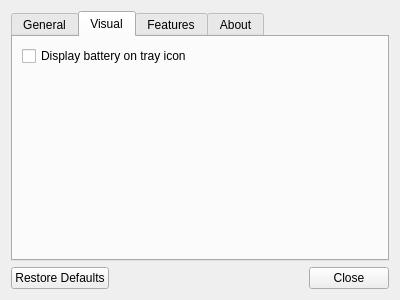
Old version of the form Source/Gui/SettingsWindow.ui in the repository SpriteOvO/AirPodsDesktop.
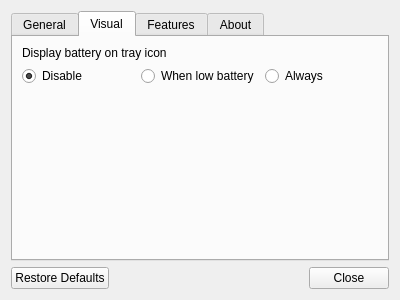
New version of the form. The open tabs and pages were chosen to show the change. Icons and pictures are not drawn.

Commit message: Allow display battery on tray icon when low battery (#9)

The edit to the form file:
```diff
--- a/Source/Gui/SettingsWindow.ui
+++ b/Source/Gui/SettingsWindow.ui
@@ -93,14 +93,7 @@
        <string>Visual</string>
       </attribute>
       <layout class="QGridLayout" name="gridLayout_4">
-       <item row="0" column="0">
-        <widget class="QCheckBox" name="cbDisplayBatteryOnTrayIcon">
-         <property name="text">
-          <string>Display battery on tray icon</string>
-         </property>
-        </widget>
-       </item>
-       <item row="1" column="0">
+       <item row="4" column="0">
         <spacer name="verticalSpacer_5">
          <property name="orientation">
           <enum>Qt::Vertical</enum>
@@ -113,6 +106,41 @@
          </property>
         </spacer>
        </item>
+       <item row="0" column="0">
+        <widget class="QLabel" name="label_5">
+         <property name="text">
+          <string>Display battery on tray icon</string>
+         </property>
+        </widget>
+       </item>
+       <item row="1" column="0">
+        <layout class="QHBoxLayout" name="horizontalLayout">
+         <item>
+          <widget class="QRadioButton" name="rbDisplayBatteryOnTrayIconDisable">
+           <property name="text">
+            <string>Disable</string>
+           </property>
+           <property name="checked">
+            <bool>true</bool>
+           </property>
+          </widget>
+         </item>
+         <item>
+          <widget class="QRadioButton" name="rbDisplayBatteryOnTrayIconWhenLowBattery">
+           <property name="text">
+            <string>When low battery</string>
+           </property>
+          </widget>
+         </item>
+         <item>
+          <widget class="QRadioButton" name="rbDisplayBatteryOnTrayIconAlways">
+           <property name="text">
+            <string>Always</string>
+           </property>
+          </widget>
+         </item>
+        </layout>
+       </item>
       </layout>
      </widget>
      <widget class="QWidget" name="features">
```
The commit also changes 8 other files.
